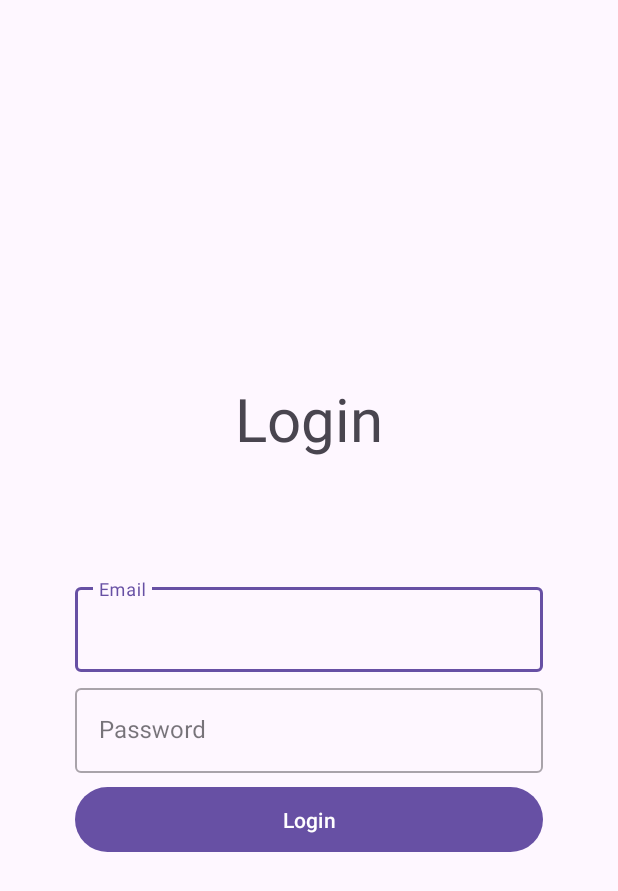
After one commit to whiskeytrucker/TaskManager_UniUpo, an Android app: the AuthActivity screen opened directly, with no data from a screen before it, on a phone screen of 412 x 824 dp. The commit adds this screen. Shown: the top 891 px of the screen. Run offline under Robolectric (Android 15) with nearby library versions, the phone set to English and light mode, and no system bars; our stand-ins replace Firebase (no records; nobody signed in at launch, a user with empty details on screens opened directly).

Commit message:
Login e Logout fatti, da aggiustare lo scambio dei 2 tasti

```diff
--- a/app/build.gradle.kts
+++ b/app/build.gradle.kts
@@ -43,6 +43,7 @@ dependencies {
     implementation("com.google.android.material:material:1.9.0")
     implementation("androidx.constraintlayout:constraintlayout:2.1.4")
     implementation("com.google.firebase:firebase-firestore:24.10.3")
+    implementation("com.google.firebase:firebase-auth-ktx:22.3.1")
     testImplementation("junit:junit:4.13.2")
     androidTestImplementation("androidx.test.ext:junit:1.1.5")
     androidTestImplementation("androidx.test.espresso:espresso-core:3.5.1")
--- /dev/null
+++ b/app/src/main/java/it/polettomatteo/taskmanager_uniupo/activities/AuthActivity.kt
@@ -0,0 +1,70 @@
+package it.polettomatteo.taskmanager_uniupo.activities
+
+import android.content.Intent
+import android.os.Bundle
+import android.util.Log
+import android.widget.Button
+import android.widget.Toast
+import androidx.appcompat.app.AppCompatActivity
+import com.google.android.material.textfield.TextInputEditText
+import com.google.firebase.auth.FirebaseAuth
+import it.polettomatteo.taskmanager_uniupo.R
+
+class AuthActivity : AppCompatActivity() {
+    private lateinit var auth: FirebaseAuth
+    var TAG = "Authentication"
+
+    override fun onCreate(savedInstanceState: Bundle?){
+        super.onCreate(savedInstanceState)
+        setContentView(R.layout.activity_auth)
+
+
+        auth = FirebaseAuth.getInstance()
+
+
+    }
+
+    public override fun onStart(){
+        super.onStart()
+        val currentUser = auth.currentUser
+
+        val buttLogin = findViewById<Button>(R.id.firstBtn)
+        buttLogin.setOnClickListener {
+            // mettere controllo mail e password
+            var textInput = findViewById<TextInputEditText>(R.id.email)
+            val email = textInput.text.toString()
+
+            textInput = findViewById(R.id.password)
+            var pass = textInput.text.toString()
+
+            Log.d("CURRENT_USER",currentUser?.email.toString())
+            // check user already signed in
+            if (currentUser == null) {
+                login(email, pass)
+            }
+        }
+    }
+
+
+
+
+
+    fun login(
+        email: String,
+        password: String,
+    ){
+        auth.signInWithEmailAndPassword(email, password)
+            .addOnCompleteListener(this){task ->
+                if(task.isSuccessful){
+                    Log.d(TAG, "signInWithEmailAndPassword: Success!")
+                    Toast.makeText(baseContext, "Login effettuato!", Toast.LENGTH_SHORT).show()
+                    val intent = Intent(this, MainActivity::class.java)
+                    startActivity(intent)
+
+                }else{
+                    Log.w(TAG, "signInWithEmailAndPassword: Failure.", task.exception)
+                    Toast.makeText(baseContext, "Autenticazione fallita.", Toast.LENGTH_SHORT).show()
+                }
+            }
+    }
+}
--- /dev/null
+++ b/app/src/main/res/layout/activity_auth.xml
@@ -0,0 +1,87 @@
+<?xml version="1.0" encoding="utf-8"?>
+<RelativeLayout xmlns:android="http://schemas.android.com/apk/res/android"
+    android:layout_width="match_parent"
+    android:layout_height="match_parent"
+    android:layout_centerInParent="true"
+    android:orientation="vertical">
+
+    <LinearLayout
+        android:id="@+id/relativeLayout"
+        android:layout_width="match_parent"
+        android:layout_height="wrap_content"
+        android:paddingHorizontal="50dp"
+        android:layout_centerInParent="true"
+        android:orientation="vertical">
+        <TextView
+            android:id="@+id/title"
+            android:layout_width="match_parent"
+            android:layout_height="wrap_content"
+            android:layout_marginBottom="80dp"
+            android:text="@string/login"
+            android:textAlignment="center"
+            android:textSize="40sp" />
+        <com.google.android.material.textfield.TextInputLayout
+            android:id="@+id/emailLayout"
+            android:layout_width="match_parent"
+            android:layout_height="wrap_content"
+            android:layout_marginBottom="5dp"
+            style="@style/Widget.MaterialComponents.TextInputLayout.OutlinedBox"
+            android:hint="@string/emailHint">
+            <com.google.android.material.textfield.TextInputEditText
+                android:id="@+id/email"
+                android:inputType="textEmailAddress"
+                android:layout_width="match_parent"
+                android:layout_height="wrap_content" />
+        </com.google.android.material.textfield.TextInputLayout>
+        <com.google.android.material.textfield.TextInputLayout
+            android:id="@+id/passwordLayout"
+            android:layout_width="match_parent"
+            android:layout_height="wrap_content"
+            android:layout_marginBottom="5dp"
+            style="@style/Widget.MaterialComponents.TextInputLayout.OutlinedBox"
+            android:hint="@string/passwordHint">
+            <com.google.android.material.textfield.TextInputEditText
+                android:id="@+id/password"
+                android:inputType="textPassword"
+                android:layout_width="match_parent"
+                android:layout_height="wrap_content" />
+        </com.google.android.material.textfield.TextInputLayout>
+        <com.google.android.material.textfield.TextInputLayout
+            android:id="@+id/confirmPasswordLayout"
+            android:layout_width="match_parent"
+            android:layout_height="wrap_content"
+            android:layout_marginBottom="3dp"
+            android:visibility="gone"
+            style="@style/Widget.MaterialComponents.TextInputLayout.OutlinedBox"
+            android:hint="@string/confirmPasswordHint">
+            <com.google.android.material.textfield.TextInputEditText
+                android:id="@+id/confirmPassword"
+                android:inputType="textPassword"
+                android:layout_width="match_parent"
+                android:layout_height="wrap_content" />
+        </com.google.android.material.textfield.TextInputLayout>
+        <LinearLayout
+            android:id="@+id/adminLayout"
+            android:layout_width="match_parent"
+            android:layout_height="wrap_content"
+            android:visibility="gone"
+            android:orientation="horizontal">
+            <TextView
+                android:layout_width="wrap_content"
+                android:layout_height="match_parent"
+                android:text="@string/admin"
+                android:gravity="center"
+                android:textSize="20sp" />
+            <com.google.android.material.switchmaterial.SwitchMaterial
+                android:id="@+id/admin"
+                android:layout_width="match_parent"
+                android:layout_height="match_parent" />
+        </LinearLayout>
+        <Button
+            android:id="@+id/firstBtn"
+            android:layout_width="match_parent"
+            android:layout_height="wrap_content"
+            android:paddingVertical="12dp"
+            android:text="@string/login" />
+    </LinearLayout>
+</RelativeLayout>
--- a/app/src/main/res/layout/navigation_header.xml
+++ b/app/src/main/res/layout/navigation_header.xml
@@ -2,5 +2,4 @@
 <androidx.constraintlayout.widget.ConstraintLayout xmlns:android="http://schemas.android.com/apk/res/android"
     android:layout_width="match_parent"
     android:layout_height="match_parent">
-
 </androidx.constraintlayout.widget.ConstraintLayout>
--- a/app/src/main/res/values/strings.xml
+++ b/app/src/main/res/values/strings.xml
@@ -1,3 +1,12 @@
 <resources>
     <string name="app_name">TaskManager_UniUpo</string>
+
+    <string name="login">Login</string>
+    <string name="emailHint">Email</string>
+    <string name="passwordHint">Password</string>
+    <string name="confirmPasswordHint">Conferma password</string>
+    <string name="admin">Admin</string>
+    <string name="signup">Iscriviti</string>
+    <string name="logout">Logout</string>
+
 </resources>
```
Also changed, not shown: app/src/main/AndroidManifest.xml (+8 -1 lines), app/src/main/java/it/polettomatteo/taskmanager_uniupo/MainActivity.kt (deleted, +0 -51 lines), app/src/main/java/it/polettomatteo/taskmanager_uniupo/activities/MainActivity.kt (added, +89 -0 lines), app/src/main/res/menu/navigation_menu.xml (+9 -1 lines).
